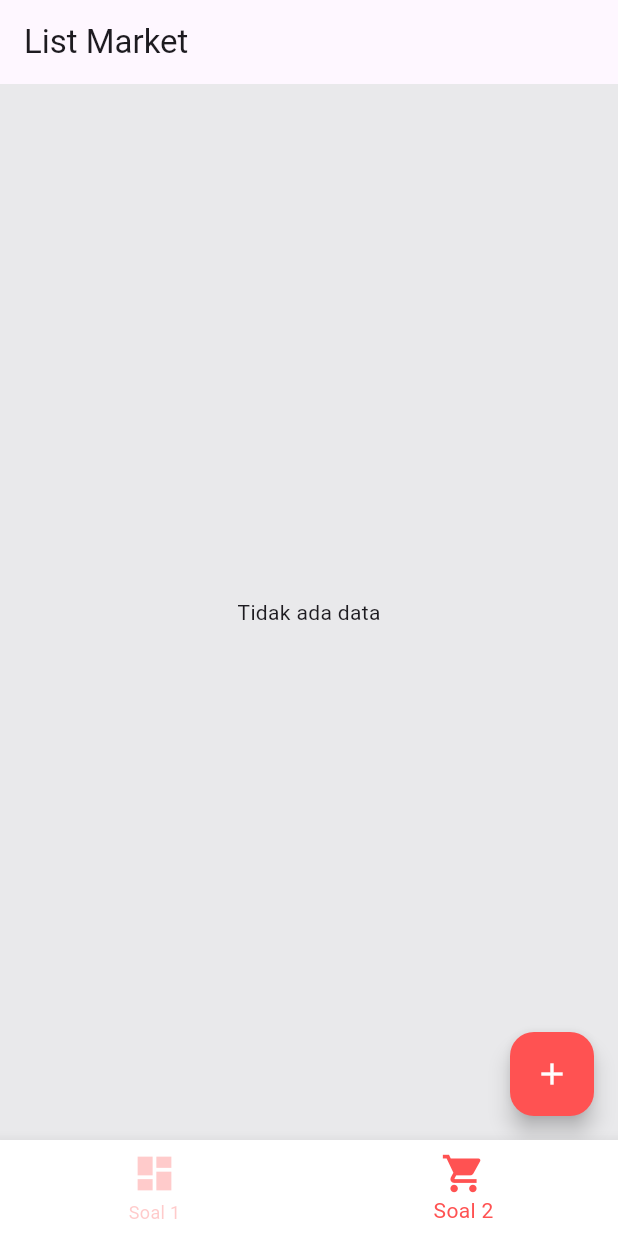
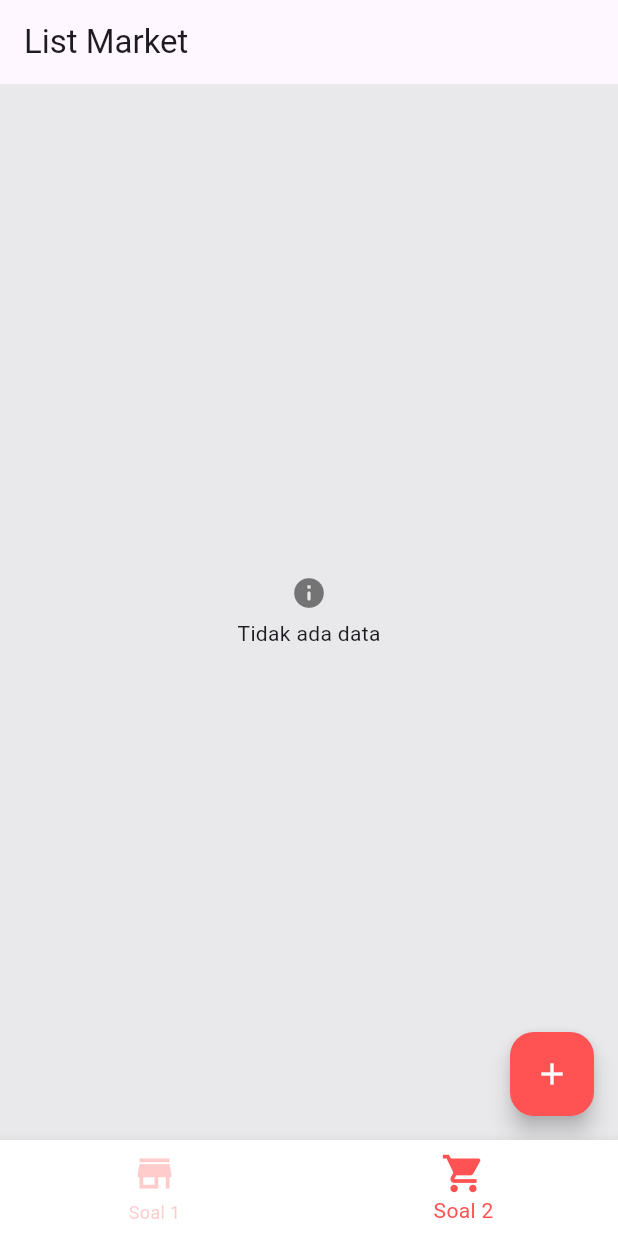
Before and after one commit to dimasjayadi99/technical_mobile_flutter, a Flutter app: the screen it shows after launch, item 2 of the bottom bar chosen, on a phone screen of 412 x 824 dp. Run offline on Flutter 3.47's test engine with Material 3 defaults, Android fonts, the phone set to English and light mode, and no system bars; our stand-ins replace bloc, flutter_bloc, flutter_dotenv, geolocator, image_picker, sqflite; accounts and stored records are empty; network calls fail.

Commit message:
Update : last commit

```diff
--- a/lib/modules/bottom_nav.dart
+++ b/lib/modules/bottom_nav.dart
@@ -36,7 +36,7 @@ class BottomNavState extends State<BottomNav> {
         bottomNavigationBar: BottomNavigationBar(
           enableFeedback: false,
           items: const [
-            BottomNavigationBarItem(icon: Icon(Icons.dashboard, size: 30), label: 'Soal 1'),
+            BottomNavigationBarItem(icon: Icon(Icons.store, size: 30), label: 'Soal 1'),
             BottomNavigationBarItem(icon: Icon(Icons.shopping_cart, size: 30), label: 'Soal 2'),
           ],
           selectedItemColor: Colors.redAccent,
--- a/lib/modules/soal_dua/view/editor_market_page.dart
+++ b/lib/modules/soal_dua/view/editor_market_page.dart
@@ -169,6 +169,7 @@ class EditorMarketPageState extends State<EditorMarketPage> {
               listener: (context, state) {
                 if (state is AddMarketSuccessState) {
                   showCustomSuccess(context, "Berhasil disimpan");
+                  Navigator.of(context).pop();
                 } else if (state is AddMarketFailedState) {
                   showCustomFailed(context, "Gagal disimpan");
                 }
@@ -178,6 +179,7 @@ class EditorMarketPageState extends State<EditorMarketPage> {
               listener: (context, state) {
                 if (state is EditMarketSuccessState) {
                   showCustomSuccess(context, "Berhasil diupdate");
+                  Navigator.of(context).pop();
                 } else if (state is EditMarketFailedState) {
                   showCustomFailed(context, "Gagal diupdate");
                 }
@@ -187,6 +189,7 @@ class EditorMarketPageState extends State<EditorMarketPage> {
               listener: (context, state) {
                 if (state is DeleteMarketSuccessState) {
                   showCustomSuccess(context, "Berhasil dihapus");
+                  Navigator.of(context).pop();
                 } else if (state is DeleteMarketFailedState) {
                   showCustomFailed(context, "Gagal dihapus");
                 }
@@ -301,6 +304,7 @@ class EditorMarketPageState extends State<EditorMarketPage> {
                                   Expanded(
                                     child: TextbuttonCustom(color: 0xffD60004, text: "Delete", onPress: (){
                                       showDialog(
+                                        useRootNavigator: false,
                                         context: context,
                                         builder: (BuildContext context) {
                                           return AlertDialog(
--- a/lib/modules/soal_dua/view/soal_dua_page.dart
+++ b/lib/modules/soal_dua/view/soal_dua_page.dart
@@ -58,7 +58,15 @@ class SoalDuaState extends State<SoalDua>{
                     return const Center(child: CircularProgressIndicator());
                   }
                   else if(state is ListMarketEmptyState){
-                    return const Center(child: Text("Tidak ada data"));
+                    return Center(child: Column(
+                      crossAxisAlignment: CrossAxisAlignment.center,
+                      mainAxisAlignment: MainAxisAlignment.center,
+                      children: [
+                        Icon(Icons.info_rounded, color: Colors.black.withOpacity(0.5),),
+                        const SizedBox(height: 5),
+                        const Text("Tidak ada data"),
+                      ],
+                    ));
                   }else if(state is ListMarketSuccessState){
                     listData = state.listData;
                     return ListView.separated(
--- a/lib/modules/soal_satu/view/detail_page.dart
+++ b/lib/modules/soal_satu/view/detail_page.dart
@@ -109,11 +109,11 @@ class DetailPageState extends State<DetailPage> {
                       Text(data!.areaName, style: TextStyle(fontWeight: FontWeight.normal, color: Colors.black.withOpacity(0.5))),
                     ],
                   ),
+                  const SizedBox(height: 5),
+                  Text("${data!.latitude} : ${data!.longtitude}", style: const TextStyle(fontWeight: FontWeight.normal)),
                   const SizedBox(height: 10),
                   const Divider(),
                   Text(data!.outletAddress, style: const TextStyle(fontWeight: FontWeight.normal)),
-                  const SizedBox(height: 5),
-                  Text("${data!.latitude} : ${data!.longtitude}", style: const TextStyle(fontWeight: FontWeight.normal)),
                 ],
               ),
             )
```
